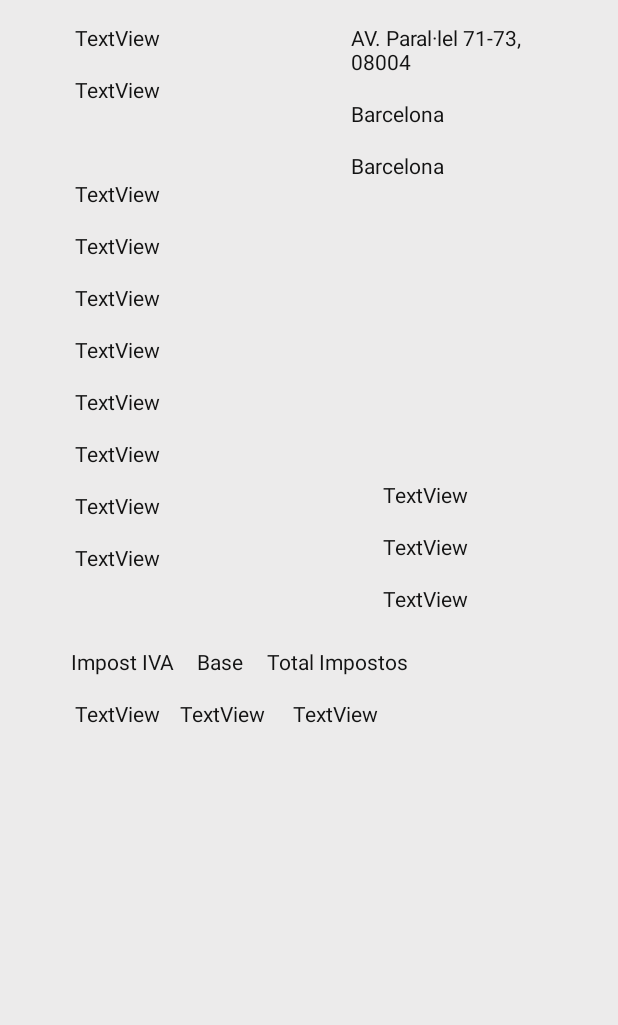
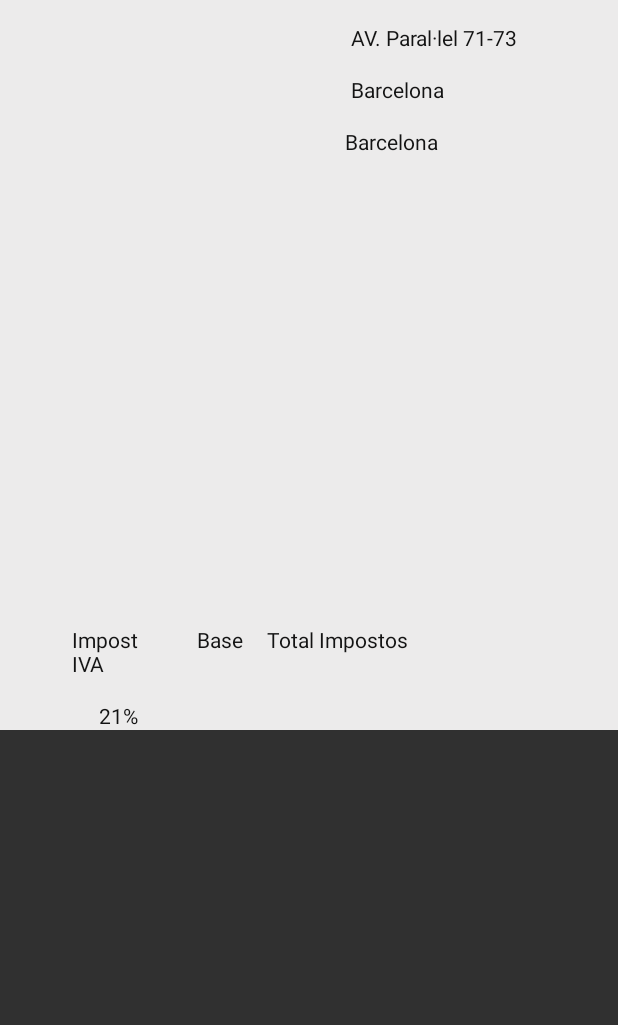
Before and after one commit to eaymerich10/tea_android_app, an Android app: the fragment FacturaDetailFragment shown on its own in the app's theme, on a phone screen of 412 x 824 dp, the part 211-1236 px from its top. Run offline under Robolectric (Android 15) with nearby library versions, the phone set to English and light mode, and no system bars; network calls fail.

Commit message:
Invoice 0,2

```diff
--- a/app/src/main/res/layout/fragment_factura_detail.xml
+++ b/app/src/main/res/layout/fragment_factura_detail.xml
@@ -1,20 +1,25 @@
 <?xml version="1.0" encoding="utf-8"?>
-<RelativeLayout xmlns:android="http://schemas.android.com/apk/res/android"
+<androidx.core.widget.NestedScrollView xmlns:android="http://schemas.android.com/apk/res/android"
     xmlns:tools="http://schemas.android.com/tools"
     android:layout_width="match_parent"
     android:layout_height="match_parent"
-    android:background="#ECEBEB"
     tools:context=".fragments.FacturaDetailFragment">
+
+    <RelativeLayout
+        android:layout_width="match_parent"
+        android:layout_height="match_parent"
+        android:background="#ECEBEB">
 
         <TextView
             android:id="@+id/tv_subtotal_factura"
             android:layout_width="wrap_content"
             android:layout_height="wrap_content"
             android:layout_below="@+id/tv_poblacio_oficina_factura"
+            android:layout_alignParentStart="true"
             android:layout_alignParentEnd="true"
+            android:layout_marginStart="200dp"
             android:layout_marginTop="200dp"
             android:layout_marginEnd="100dp"
-        android:text="TextView"
             android:textColor="#131313" />
 
         <TextView
@@ -22,10 +27,11 @@
             android:layout_width="wrap_content"
             android:layout_height="wrap_content"
             android:layout_below="@+id/tv_impost_final_factura"
+            android:layout_alignParentStart="true"
             android:layout_alignParentEnd="true"
+            android:layout_marginStart="200dp"
             android:layout_marginTop="15dp"
             android:layout_marginEnd="100dp"
-        android:text="TextView"
             android:textColor="#131313" />
 
         <TextView
@@ -33,10 +39,11 @@
             android:layout_width="wrap_content"
             android:layout_height="wrap_content"
             android:layout_below="@+id/tv_subtotal_factura"
+            android:layout_alignParentStart="true"
             android:layout_alignParentEnd="true"
+            android:layout_marginStart="200dp"
             android:layout_marginTop="15dp"
             android:layout_marginEnd="100dp"
-        android:text="TextView"
             android:textColor="#131313" />
 
         <TextView
@@ -47,7 +54,6 @@
             android:layout_alignParentEnd="true"
             android:layout_marginTop="15dp"
             android:layout_marginEnd="235dp"
-        android:text="TextView"
             android:textColor="#131313" />
 
         <TextView
@@ -56,7 +62,7 @@
             android:layout_height="wrap_content"
             android:layout_below="@+id/tv_data_final_reserva_factura"
             android:layout_alignParentEnd="true"
-        android:layout_marginTop="50dp"
+            android:layout_marginTop="35dp"
             android:layout_marginEnd="250dp"
             android:text="@string/base"
             android:textColor="#131313" />
@@ -67,7 +73,7 @@
             android:layout_height="wrap_content"
             android:layout_below="@+id/tv_data_final_reserva_factura"
             android:layout_alignParentEnd="true"
-        android:layout_marginTop="50dp"
+            android:layout_marginTop="35dp"
             android:layout_marginEnd="140dp"
             android:text="@string/total_impostos"
             android:textColor="#131313" />
@@ -80,7 +86,6 @@
             android:layout_alignParentEnd="true"
             android:layout_marginTop="15dp"
             android:layout_marginEnd="160dp"
-        android:text="TextView"
             android:textColor="#131313" />
 
         <TextView
@@ -90,8 +95,8 @@
             android:layout_below="@+id/tv_impostos_factura"
             android:layout_alignParentEnd="true"
             android:layout_marginTop="15dp"
-        android:layout_marginEnd="305dp"
-        android:text="TextView"
+            android:layout_marginEnd="320dp"
+            android:text="21%"
             android:textColor="#131313" />
 
         <TextView
@@ -99,8 +104,10 @@
             android:layout_width="wrap_content"
             android:layout_height="wrap_content"
             android:layout_below="@+id/tv_data_final_reserva_factura"
+            android:layout_alignParentStart="true"
             android:layout_alignParentEnd="true"
-        android:layout_marginTop="50dp"
+            android:layout_marginStart="48dp"
+            android:layout_marginTop="35dp"
             android:layout_marginEnd="295dp"
             android:text="@string/impost_iva"
             android:textColor="#131313" />
@@ -110,10 +117,9 @@
             android:layout_width="wrap_content"
             android:layout_height="wrap_content"
             android:layout_below="@+id/tv_data_inici_reserva_factura"
-        android:layout_alignParentEnd="true"
+            android:layout_alignParentStart="true"
+            android:layout_marginStart="49dp"
             android:layout_marginTop="15dp"
-        android:layout_marginEnd="305dp"
-        android:text="TextView"
             android:textColor="#131313" />
 
         <TextView
@@ -121,10 +127,9 @@
             android:layout_width="wrap_content"
             android:layout_height="wrap_content"
             android:layout_below="@+id/tv_serveis_oficina_factura"
-        android:layout_alignParentEnd="true"
+            android:layout_alignParentStart="true"
+            android:layout_marginStart="49dp"
             android:layout_marginTop="15dp"
-        android:layout_marginEnd="305dp"
-        android:text="TextView"
             android:textColor="#131313" />
 
         <TextView
@@ -132,10 +137,9 @@
             android:layout_width="wrap_content"
             android:layout_height="wrap_content"
             android:layout_below="@+id/tv_preu_oficina_factura"
-        android:layout_alignParentEnd="true"
+            android:layout_alignParentStart="true"
+            android:layout_marginStart="49dp"
             android:layout_marginTop="15dp"
-        android:layout_marginEnd="305dp"
-        android:text="TextView"
             android:textColor="#131313" />
 
         <TextView
@@ -143,10 +147,9 @@
             android:layout_width="wrap_content"
             android:layout_height="wrap_content"
             android:layout_below="@+id/tv_tipus_oficina_factura"
-        android:layout_alignParentEnd="true"
+            android:layout_alignParentStart="true"
+            android:layout_marginStart="49dp"
             android:layout_marginTop="15dp"
-        android:layout_marginEnd="305dp"
-        android:text="TextView"
             android:textColor="#131313" />
 
         <TextView
@@ -154,10 +157,9 @@
             android:layout_width="wrap_content"
             android:layout_height="wrap_content"
             android:layout_below="@id/tv_nom_oficina_factura"
-        android:layout_alignParentEnd="true"
+            android:layout_alignParentStart="true"
+            android:layout_marginStart="49dp"
             android:layout_marginTop="15dp"
-        android:layout_marginEnd="305dp"
-        android:text="TextView"
             android:textColor="#131313" />
 
         <TextView
@@ -165,10 +167,9 @@
             android:layout_width="wrap_content"
             android:layout_height="wrap_content"
             android:layout_below="@+id/tv_nom_usuari_factura"
-        android:layout_alignParentEnd="true"
+            android:layout_alignParentStart="true"
+            android:layout_marginStart="49dp"
             android:layout_marginTop="15dp"
-        android:layout_marginEnd="305dp"
-        android:text="TextView"
             android:textColor="#131313" />
 
         <TextView
@@ -176,10 +177,11 @@
             android:layout_width="wrap_content"
             android:layout_height="wrap_content"
             android:layout_below="@+id/tv_factura_titol"
+            android:layout_alignParentStart="true"
             android:layout_alignParentEnd="true"
+            android:layout_marginStart="49dp"
             android:layout_marginTop="15dp"
-        android:layout_marginEnd="305dp"
-        android:text="TextView"
+            android:layout_marginEnd="250dp"
             android:textColor="#131313" />
 
         <TextView
@@ -187,10 +189,9 @@
             android:layout_width="wrap_content"
             android:layout_height="wrap_content"
             android:layout_below="@+id/tv_data_factura"
-        android:layout_alignParentEnd="true"
+            android:layout_alignParentStart="true"
+            android:layout_marginStart="49dp"
             android:layout_marginTop="50dp"
-        android:layout_marginEnd="305dp"
-        android:text="TextView"
             android:textColor="#131313" />
 
         <TextView
@@ -198,10 +199,9 @@
             android:layout_width="wrap_content"
             android:layout_height="wrap_content"
             android:layout_below="@+id/tv_num_reserva_factura"
-        android:layout_alignParentEnd="true"
+            android:layout_alignParentStart="true"
+            android:layout_marginStart="49dp"
             android:layout_marginTop="15dp"
-        android:layout_marginEnd="305dp"
-        android:text="TextView"
             android:textColor="#131313" />
 
         <TextView
@@ -209,10 +209,11 @@
             android:layout_width="wrap_content"
             android:layout_height="wrap_content"
             android:layout_below="@+id/tv_num_factura"
+            android:layout_alignParentStart="true"
             android:layout_alignParentEnd="true"
+            android:layout_marginStart="49dp"
             android:layout_marginTop="15dp"
-        android:layout_marginEnd="305dp"
-        android:text="TextView"
+            android:layout_marginEnd="250dp"
             android:textColor="#131313" />
 
         <TextView
@@ -222,9 +223,9 @@
             android:layout_below="@+id/tv_provincia_oficina_factura"
             android:layout_alignParentStart="true"
             android:layout_alignParentEnd="true"
-        android:layout_marginStart="234dp"
+            android:layout_marginStart="230dp"
             android:layout_marginTop="15dp"
-        android:layout_marginEnd="110dp"
+            android:layout_marginEnd="114dp"
             android:text="@string/barcelona"
             android:textColor="#131313" />
 
@@ -279,3 +280,4 @@
             android:textColor="#131313" />
 
     </RelativeLayout>
+</androidx.core.widget.NestedScrollView>
--- a/app/src/main/res/values/strings.xml
+++ b/app/src/main/res/values/strings.xml
@@ -73,5 +73,5 @@
     <string name="impost_iva">Impost IVA</string>
     <string name="factura">Factura</string>
     <string name="barcelona">Barcelona</string>
-    <string name="direccio_fem">AV. Paral·lel 71-73, 08004</string>
+    <string name="direccio_fem">AV. Paral·lel 71-73</string>
 </resources>
```
Also changed, not shown: app/src/main/java/aymerich/ioc/cat/tea2_clientm_aymerichs/activities/factures/FacturacioAdmin.java (+4 -3 lines), app/src/main/java/aymerich/ioc/cat/tea2_clientm_aymerichs/activities/factures/LlistatFacturesAdmin.java (+31 -9 lines), app/src/main/java/aymerich/ioc/cat/tea2_clientm_aymerichs/network/factures/LlistarFacturesApi.java (added, +140 -0 lines), app/src/main/java/aymerich/ioc/cat/tea2_clientm_aymerichs/tools/Parser.java (+37 -0 lines). Lines whose indentation alone changed are shown as unchanged.
